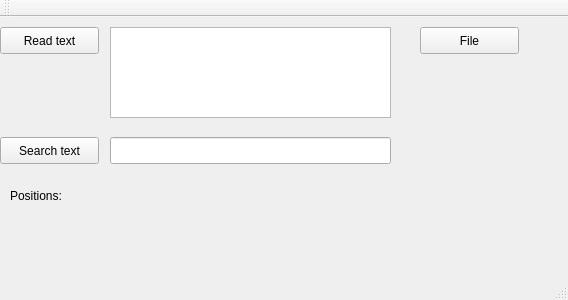
The window that mainwindow.ui (Qucky/blatt-2-super-team-1) describes before a commit, drawn with Qt 5.
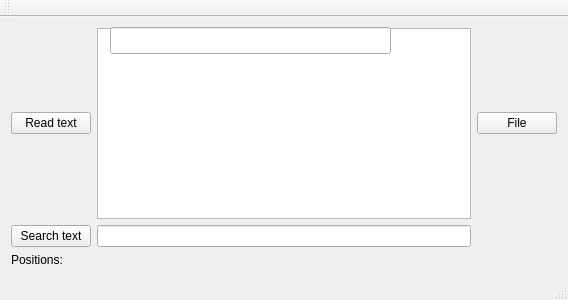
The same window after the commit.

The edit to the form file:
```diff
--- a/mainwindow.ui
+++ b/mainwindow.ui
@@ -14,98 +14,56 @@
    <string>MainWindow</string>
   </property>
   <widget class="QWidget" name="centralWidget">
+   <layout class="QGridLayout" name="gridLayout">
+    <item row="0" column="0">
    <widget class="QPushButton" name="readButton">
-    <property name="geometry">
-     <rect>
-      <x>0</x>
-      <y>10</y>
-      <width>99</width>
-      <height>27</height>
-     </rect>
-    </property>
     <property name="text">
      <string>Read text</string>
     </property>
    </widget>
-   <widget class="QLineEdit" name="fileEdit">
-    <property name="geometry">
-     <rect>
-      <x>110</x>
-      <y>10</y>
-      <width>281</width>
-      <height>27</height>
-     </rect>
-    </property>
-   </widget>
+    </item>
+    <item row="0" column="1">
+     <widget class="QTextEdit" name="textEdit"/>
+    </item>
+    <item row="0" column="2">
+     <widget class="QPushButton" name="switchReadModeButton">
+      <property name="text">
+       <string>File</string>
+      </property>
+     </widget>
+    </item>
+    <item row="1" column="0">
    <widget class="QPushButton" name="searchButton">
-    <property name="geometry">
-     <rect>
-      <x>0</x>
-      <y>120</y>
-      <width>99</width>
-      <height>27</height>
-     </rect>
-    </property>
     <property name="text">
      <string>Search text</string>
     </property>
    </widget>
-   <widget class="QLineEdit" name="searchEdit">
-    <property name="geometry">
-     <rect>
-      <x>110</x>
-      <y>120</y>
-      <width>281</width>
-      <height>27</height>
-     </rect>
-    </property>
-   </widget>
+    </item>
+    <item row="1" column="1">
+     <widget class="QLineEdit" name="searchEdit"/>
+    </item>
+    <item row="2" column="0">
    <widget class="QLabel" name="positionLabel">
-    <property name="geometry">
-     <rect>
-      <x>10</x>
-      <y>170</y>
-      <width>67</width>
-      <height>17</height>
-     </rect>
-    </property>
     <property name="text">
      <string>Positions:</string>
     </property>
    </widget>
+    </item>
+    <item row="2" column="1">
    <widget class="QLabel" name="positionInputLabel">
-    <property name="geometry">
-     <rect>
-      <x>110</x>
-      <y>160</y>
-      <width>281</width>
-      <height>41</height>
-     </rect>
-    </property>
     <property name="text">
      <string/>
     </property>
    </widget>
-   <widget class="QPushButton" name="switchReadModeButton">
-    <property name="geometry">
-     <rect>
-      <x>420</x>
-      <y>10</y>
-      <width>99</width>
-      <height>27</height>
-     </rect>
-    </property>
-    <property name="text">
-     <string>File</string>
-    </property>
-   </widget>
-   <widget class="QTextEdit" name="textEdit">
+    </item>
+   </layout>
+   <widget class="QLineEdit" name="fileEdit">
     <property name="geometry">
      <rect>
       <x>110</x>
       <y>10</y>
       <width>281</width>
-      <height>91</height>
+      <height>27</height>
      </rect>
     </property>
    </widget>
```
Lines whose indentation alone changed are shown as unchanged.
